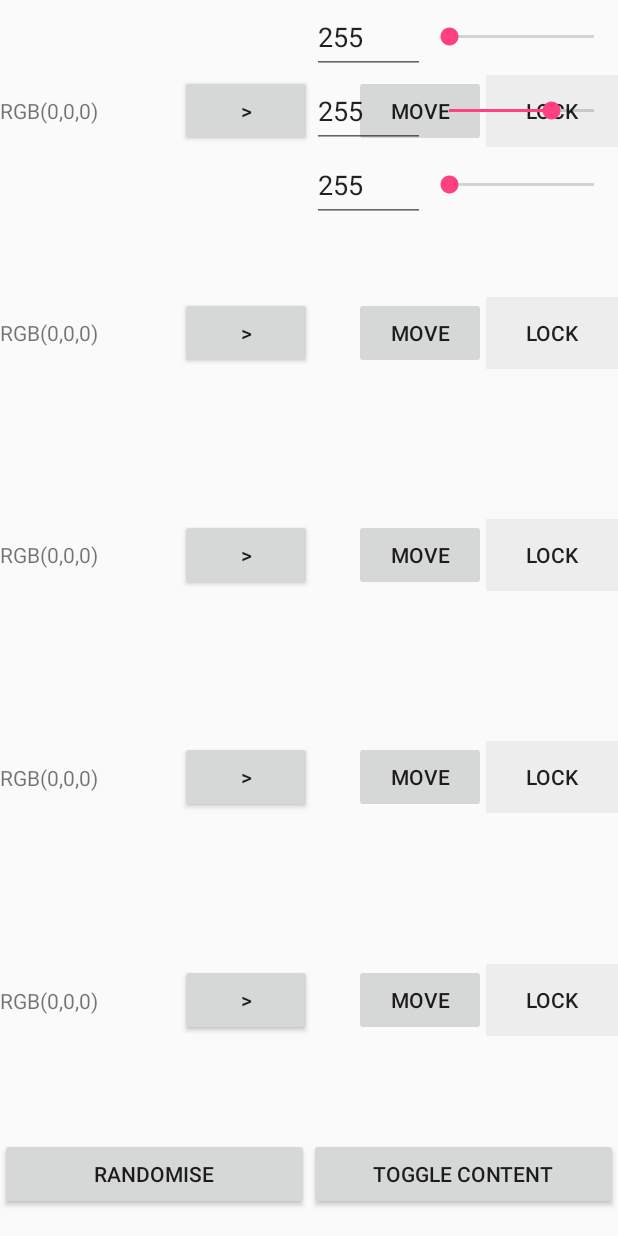
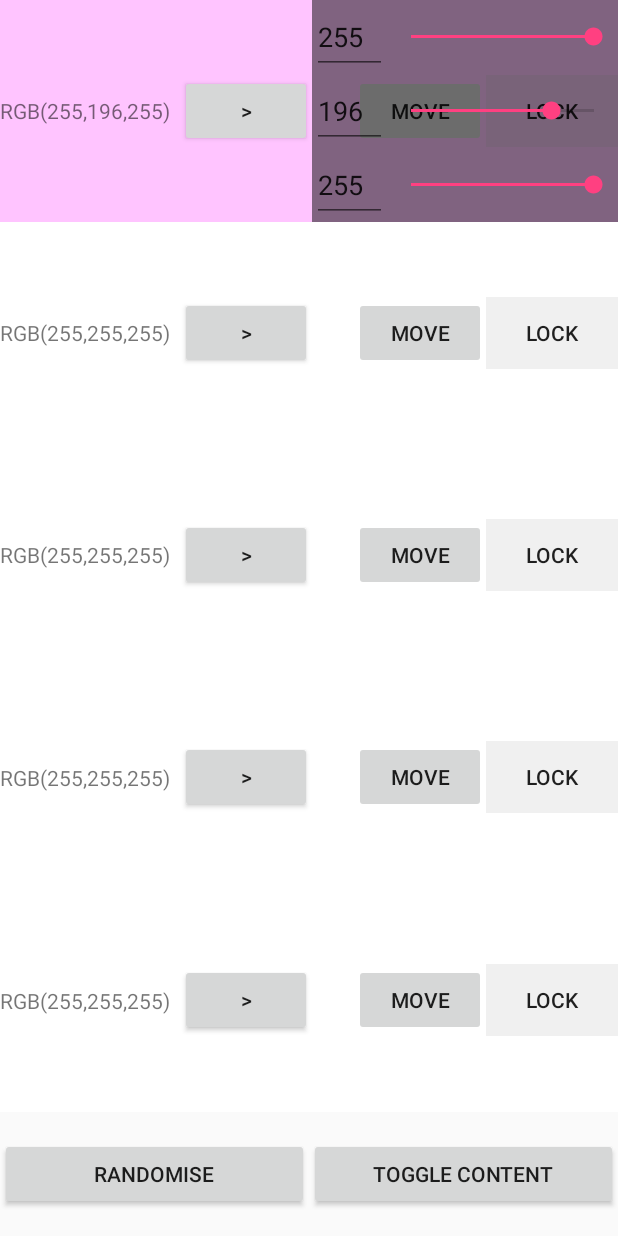
Before and after one commit to declanw3/android-colourfall, an Android app: the screen it shows after launch (AppActivity), after a tap on "LOCK", on a phone screen of 412 x 824 dp. Run offline under Robolectric (Android 15) with nearby library versions, the phone set to English and light mode, and no system bars; 1 other tap on this screen came first.

Commit message:
Added MVC design to update color.

```diff
--- a/app/src/main/java/io/github/declanw3/colourfall/ChannelView.java
+++ b/app/src/main/java/io/github/declanw3/colourfall/ChannelView.java
@@ -1,14 +1,29 @@
 package io.github.declanw3.colourfall;
 
 import android.content.Context;
+import android.graphics.Color;
+import android.text.Editable;
+import android.text.TextWatcher;
 import android.util.AttributeSet;
+import android.util.Log;
+import android.view.KeyEvent;
+import android.view.View;
+import android.widget.EditText;
 import android.widget.LinearLayout;
+import android.widget.SeekBar;
 
 /**
  * Created by DEC on 7/1/2016.
  */
-public class ChannelView extends LinearLayout
+public class ChannelView extends LinearLayout implements IntValueStore.IntValueStoreListener
 {
+    private SampleView sampleView;
+    private IntValueStore colorModel;
+    private EditText colorEdit;
+    private SeekBar colorSeek;
+
+    private int channelIndex;
+    public void SetChannelIndex(int _channelIndex) { this.channelIndex = _channelIndex; }
 
     public ChannelView(Context context) {
         super(context);
@@ -28,7 +43,77 @@ public class ChannelView extends LinearLayout
         init(getContext());
     }
 
+    @Override
+    public void onValueChanged(int newValue) {
+        // Our color has been updated
+        int color = newValue;
+        color &= (0xFF << (channelIndex * 8));
+        color = color >> (channelIndex * 8);
+        colorSeek.setProgress(color);
+        colorEdit.setText(String.format("%1$d", color));
+    }
+
     private void init(Context context) {
         // TODO: Min max number input
+        colorEdit = (EditText)this.findViewById(R.id.colorEdit);
+        colorSeek = (SeekBar)this.findViewById(R.id.colorSeek);
+
+        colorEdit.addTextChangedListener(new TextWatcher() {
+            @Override
+            public void beforeTextChanged(CharSequence s, int start, int count, int after) {
+
+//                String input = colorEdit.getText().toString();
+//                if (!input.equals("")) {
+//                    int val = Integer.parseInt(input);
+//                }
+//
+//                int value = Integer.parseInt(colorEdit.getText().toString());
+//                int color = colorModel.getValue();
+//                color &= ~(0xFF << (channelIndex * 8));
+//                color |= (value << (channelIndex * 8));
+//                colorModel.setValue(color);
+                Log.d("BEFORE", String.format("onTextChanged: %1$s", s));
+            }
+
+            @Override
+            public void onTextChanged(CharSequence s, int start, int before, int count) {
+
+            }
+
+            @Override
+            public void afterTextChanged(Editable s) {
+
+                Log.d("AFTER", String.format("onTextChanged: %1$s", s));
+            }
+        });
+        colorSeek.setOnSeekBarChangeListener(new SeekBar.OnSeekBarChangeListener() {
+            @Override
+            public void onProgressChanged(SeekBar seekBar, int progress, boolean fromUser) {
+                // Only send model update through manual editing
+                if(fromUser) {
+                    int color = colorModel.getValue();
+                    color &= ~(0xFF << (channelIndex * 8));
+                    color |= (progress << (channelIndex * 8));
+                    colorModel.setValue(color);
+                }
+            }
+
+            @Override
+            public void onStartTrackingTouch(SeekBar seekBar) {
+
+            }
+
+            @Override
+            public void onStopTrackingTouch(SeekBar seekBar) {
+
+            }
+        });
+    }
+
+    public void Initialise(SampleView _sampleView)
+    {
+        this.sampleView = _sampleView;
+        this.colorModel = this.sampleView.GetColorModel();
+        this.colorModel.addListener(this);
     }
 }
--- a/app/src/main/java/io/github/declanw3/colourfall/EditView.java
+++ b/app/src/main/java/io/github/declanw3/colourfall/EditView.java
@@ -4,15 +4,21 @@ import android.animation.Animator;
 import android.animation.FloatEvaluator;
 import android.animation.ValueAnimator;
 import android.content.Context;
+import android.graphics.Color;
 import android.util.AttributeSet;
+import android.view.LayoutInflater;
 import android.widget.LinearLayout;
+
+import java.util.ArrayList;
 
 /**
  * Created by DEC on 7/1/2016.
  */
 public class EditView extends LinearLayout
 {
+    private ArrayList<ChannelView> channels;
     private ValueAnimator scaleAnim;
+
     private boolean editState = false;
     public boolean EditState() {  return editState; }
     public void EditState(boolean _editState)
@@ -39,6 +45,17 @@ public class EditView extends LinearLayout
     }
 
     private void init(Context context) {
+        this.channels = new ArrayList<>();
+
+        this.setBackgroundColor(Color.argb(127,0,0,0));
+
+        LayoutInflater inflater = (LayoutInflater)context.getSystemService(Context.LAYOUT_INFLATER_SERVICE);
+        for(int i = 0; i < 3; ++i)
+        {
+            inflater.inflate(R.layout.view_channel, this);
+            channels.add((ChannelView)this.getChildAt(i));
+            channels.get(i).SetChannelIndex(2 - i);      // Reverse RGB due to bit ordering
+        }
         scaleAnim = ValueAnimator.ofObject(new FloatEvaluator(), 0.0f, 0.0f);
         scaleAnim.setDuration(300);
         scaleAnim.addListener(new Animator.AnimatorListener() {
@@ -72,6 +89,14 @@ public class EditView extends LinearLayout
         });
     }
 
+    public void Initialise(SampleView _sampleView)
+    {
+        for(ChannelView cv: channels)
+        {
+            cv.Initialise(_sampleView);
+        }
+    }
+
     public void ToggleState()
     {
         EditState(!EditState());
--- /dev/null
+++ b/app/src/main/java/io/github/declanw3/colourfall/IntValueStore.java
@@ -0,0 +1,82 @@
+package io.github.declanw3.colourfall;
+
+import java.util.ArrayList;
+
+/**
+ * A store of an int value. You can register a listener that will be notified
+ * when the value changes.
+ * http://stackoverflow.com/questions/9387000/android-execute-code-on-variable-change
+ */
+public class IntValueStore {
+
+    /**
+     * The current value.
+     */
+    int mValue;
+
+    /**
+     * The listener (you might want turn this into an array to support many
+     * listeners)
+     */
+    private ArrayList<IntValueStoreListener> mListeners;
+
+    private void init()
+    {
+        mListeners = new ArrayList<>();
+    }
+
+    /**
+     * Construct a the int store.
+     *
+     * @param initialValue The initial value.
+     */
+    public IntValueStore(int initialValue) {
+        mValue = initialValue;
+        init();
+    }
+
+    /**
+     * Sets a listener on the store. The listener will be modified when the
+     * value changes.
+     *
+     * @param listener The {@link IntValueStoreListener}.
+     */
+    public void addListener(IntValueStoreListener listener) {
+        mListeners.add(listener);
+    }
+
+    /**
+     * Set a new int value.
+     *
+     * @param newValue The new value.
+     */
+    public void setValue(int newValue) {
+        mValue = newValue;
+        if (mListeners != null) {
+            for(IntValueStoreListener listener: mListeners) {
+                listener.onValueChanged(mValue);
+            }
+        }
+    }
+
+    /**
+     * Get the current value.
+     *
+     * @return The current int value.
+     */
+    public int getValue() {
+        return mValue;
+    }
+
+    /**
+     * Callbacks by {@link IntValueModel}.
+     */
+    public static interface IntValueStoreListener {
+        /**
+         * Called when the value of the int changes.
+         *
+         * @param newValue The new value.
+         */
+        void onValueChanged(int newValue);
+    }
+}
--- a/app/src/main/java/io/github/declanw3/colourfall/SampleView.java
+++ b/app/src/main/java/io/github/declanw3/colourfall/SampleView.java
@@ -19,13 +19,14 @@ import java.util.Random;
 /**
  * Created by DEC on 6/18/2016.
  */
-public class SampleView extends RelativeLayout{
+public class SampleView extends RelativeLayout implements IntValueStore.IntValueStoreListener{
     private EditView editView;
     private Button editButton;
     private Button moveButton;
     private Button lockButton;
     private TextView colorText;
 
+    private IntValueStore colorModel;
     private int colorCurrent;
     private ValueAnimator colorAnim;
 
@@ -66,19 +67,35 @@ public class SampleView extends RelativeLayout{
         init(getContext());
     }
 
+    @Override
+    public void onValueChanged(int newValue) {
+        // Our color has been updated
+        this.colorCurrent = newValue;
+        setBackgroundColor(this.colorCurrent);
+        UpdateColorText();
+    }
+
     private void init(Context context) {
+        colorModel = new IntValueStore(Color.WHITE);
+        colorModel.addListener(this);
+
         editView = (EditView) this.findViewById(R.id.editView);
         editButton = (Button)this.findViewById(R.id.editButton);
         moveButton = (Button)this.findViewById(R.id.moveButton);
         lockButton = (Button)this.findViewById(R.id.lockButton);
         colorText = (TextView)this.findViewById(R.id.colorText);
 
+        // Allow EditView to modify color value. (Unique to each sample)
+        editView.Initialise(this);
         // Start edit view as hidden
         editView.setScaleX(0.0f);
         editView.EditState(false);
         editView.setVisibility(GONE);
         // Set pivot to scale from the left
         editView.setPivotX(0.0f);
+
+        // Update all corresponding listeners
+        colorModel.setValue(Color.WHITE);
 
         OnClickListener onEditClicked = new OnClickListener() {
             @Override
@@ -110,6 +127,11 @@ public class SampleView extends RelativeLayout{
         UpdateColorText();
     }
 
+    public void close()
+    {
+
+    }
+
     public void UpdateSample()
     {
         RandomiseColor();
@@ -128,14 +150,8 @@ public class SampleView extends RelativeLayout{
 
     private void UpdateColorText()
     {
-        int color = Color.TRANSPARENT;
-        Drawable background = this.getBackground();
-        if (background instanceof ColorDrawable) {
-            color = ((ColorDrawable) background).getColor();
-        }
-
-        String rbg = String.format("RGB(%1$s,%2$s,%3$s)", Color.red(color), Color.green(color), Color.blue(color));
-        colorText.setText(rbg);
+        String rgb = String.format("RGB(%1$s,%2$s,%3$s)", Color.red(this.colorCurrent), Color.green(this.colorCurrent), Color.blue(this.colorCurrent));
+        colorText.setText(rgb);
     }
 
     public void SetContentState(View v, boolean _visible)
@@ -163,11 +179,14 @@ public class SampleView extends RelativeLayout{
         }
     }
 
+    public IntValueStore GetColorModel()
+    {
+        return this.colorModel;
+    }
+
     private void OnBackgroundColorUpdate(ValueAnimator animator)
     {
-        this.colorCurrent = (int)animator.getAnimatedValue();
-        setBackgroundColor(this.colorCurrent);
-        UpdateColorText();
+        colorModel.setValue((int)animator.getAnimatedValue());
     }
 
     private void OnEditClicked() {
--- a/app/src/main/res/layout/view_channel.xml
+++ b/app/src/main/res/layout/view_channel.xml
@@ -4,11 +4,16 @@
     android:layout_height="0dp"
     android:layout_weight="1">
     <EditText
-        android:layout_width="75dp"
+        android:id="@+id/colorEdit"
+        android:layout_width="50dp"
         android:layout_height="match_parent"
         android:inputType="number"
-        android:text="255"/>
+        android:maxLength="3"
+        />
     <SeekBar
+        android:id="@+id/colorSeek"
         android:layout_width="fill_parent"
-        android:layout_height="match_parent"/>
+        android:layout_height="match_parent"
+        android:max="255"
+        />
 </io.github.declanw3.colourfall.ChannelView>
--- a/app/src/main/res/layout/view_edit.xml
+++ /dev/null
@@ -1,26 +0,0 @@
-<?xml version="1.0" encoding="utf-8"?>
-<io.github.declanw3.colourfall.EditView
-    xmlns:android="http://schemas.android.com/apk/res/android"
-    android:id="@+id/drawer_layout"
-    android:orientation="vertical"
-    android:layout_width="fill_parent"
-    android:layout_height="match_parent">
-    <include
-        layout="@layout/view_channel"
-        android:layout_width="match_parent"
-        android:layout_height="0dp"
-        android:layout_weight="1"
-        />
-    <include
-        layout="@layout/view_channel"
-        android:layout_width="match_parent"
-        android:layout_height="0dp"
-        android:layout_weight="1"
-        />
-    <include
-        layout="@layout/view_channel"
-        android:layout_width="match_parent"
-        android:layout_height="0dp"
-        android:layout_weight="1"
-        />
-</io.github.declanw3.colourfall.EditView>
--- a/app/src/main/res/layout/view_sample.xml
+++ b/app/src/main/res/layout/view_sample.xml
@@ -38,10 +38,15 @@
         android:layout_alignParentRight="true"
         android:layout_centerVertical="true"
         android:text="LOCK"
-        android:stateListAnimator="@null"/>
-    <include layout="@layout/view_edit"
+        android:stateListAnimator="@null"
+        />
+    <io.github.declanw3.colourfall.EditView
         android:id="@+id/editView"
+        android:orientation="vertical"
         android:layout_width="fill_parent"
         android:layout_height="match_parent"
-        android:layout_toRightOf="@id/editButton"/>
+        android:layout_toRightOf="@id/editButton"
+        android:backgroundTint="@color/colorPrimaryDark"
+        android:backgroundTintMode="multiply"
+        />
 </io.github.declanw3.colourfall.SampleView>
```
Also changed, not shown: app/src/main/java/io/github/declanw3/colourfall/PaletteView.java (+2 -5 lines).
